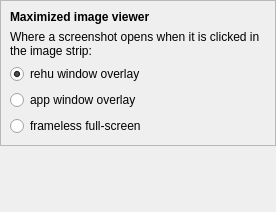
The window that packages/rehuco-agent/src/rehuco_agent/settings/ui/images_page.ui (borco/rehuco) describes before a commit, drawn with Qt 5.
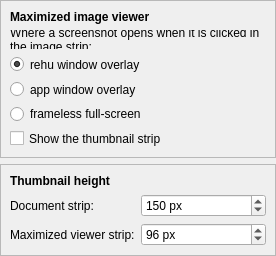
The same window after the commit.

Commit message: refs #161: feat: lightbox navigation -- prev/next, thumbnail row, live curated set

What changed in the file:
```diff
--- a/packages/rehuco-agent/src/rehuco_agent/settings/ui/images_page.ui
+++ b/packages/rehuco-agent/src/rehuco_agent/settings/ui/images_page.ui
@@ -93,6 +93,104 @@
         </property>
        </widget>
       </item>
+      <item>
+       <widget class="QCheckBox" name="strip_visible_check_box">
+        <property name="text">
+         <string>Show the thumbnail strip</string>
+        </property>
+        <property name="toolTip">
+         <string>Whether a maximized screenshot opens with its thumbnail strip shown. Each document remembers its own strip, so this only decides what a document that has never shown one starts with.</string>
+        </property>
+       </widget>
+      </item>
+     </layout>
+    </widget>
+   </item>
+   <item>
+    <widget class="QFrame" name="heights_frame">
+     <property name="sizePolicy">
+      <sizepolicy hsizetype="Preferred" vsizetype="Maximum">
+       <horstretch>0</horstretch>
+       <verstretch>0</verstretch>
+      </sizepolicy>
+     </property>
+     <property name="frameShape">
+      <enum>QFrame::Shape::StyledPanel</enum>
+     </property>
+     <property name="frameShadow">
+      <enum>QFrame::Shadow::Raised</enum>
+     </property>
+     <layout class="QFormLayout" name="heights_frame_layout">
+      <item row="0" column="0" colspan="2">
+       <widget class="QLabel" name="heights_frame_label">
+        <property name="font">
+         <font>
+          <bold>true</bold>
+         </font>
+        </property>
+        <property name="text">
+         <string>Thumbnail height</string>
+        </property>
+       </widget>
+      </item>
+      <item row="1" column="0">
+       <widget class="QLabel" name="preview_height_label">
+        <property name="text">
+         <string>Document strip:</string>
+        </property>
+       </widget>
+      </item>
+      <item row="1" column="1">
+       <widget class="QSpinBox" name="preview_height_spin_box">
+        <property name="toolTip">
+         <string>How tall the screenshots are in a document's own image strip.</string>
+        </property>
+        <property name="suffix">
+         <string> px</string>
+        </property>
+        <property name="minimum">
+         <number>32</number>
+        </property>
+        <property name="maximum">
+         <number>600</number>
+        </property>
+        <property name="singleStep">
+         <number>10</number>
+        </property>
+        <property name="value">
+         <number>150</number>
+        </property>
+       </widget>
+      </item>
+      <item row="2" column="0">
+       <widget class="QLabel" name="lightbox_height_label">
+        <property name="text">
+         <string>Maximized viewer strip:</string>
+        </property>
+       </widget>
+      </item>
+      <item row="2" column="1">
+       <widget class="QSpinBox" name="lightbox_height_spin_box">
+        <property name="toolTip">
+         <string>How tall the screenshots are in the maximized viewer's own thumbnail strip.</string>
+        </property>
+        <property name="suffix">
+         <string> px</string>
+        </property>
+        <property name="minimum">
+         <number>32</number>
+        </property>
+        <property name="maximum">
+         <number>600</number>
+        </property>
+        <property name="singleStep">
+         <number>10</number>
+        </property>
+        <property name="value">
+         <number>96</number>
+        </property>
+       </widget>
+      </item>
      </layout>
     </widget>
    </item>
```
The commit also changes 24 other files.
